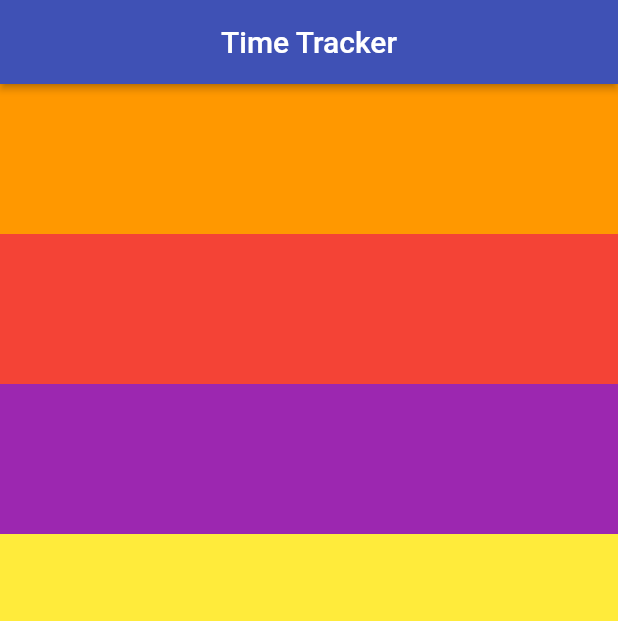
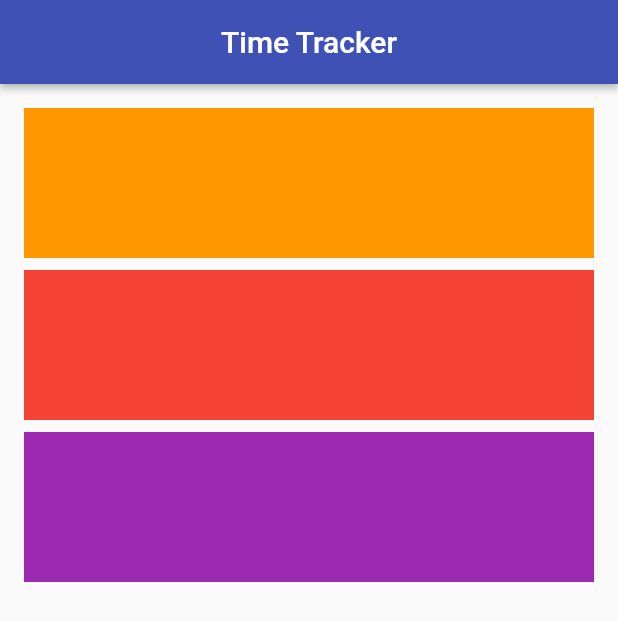
Before and after one commit to srinivassrivatsa/time_tracker_flutter_course, a Flutter app: the screen it shows after launch, on a phone screen of 412 x 824 dp. Shown: the top 621 px of the screen. Run offline on Flutter 3.47's test engine with Material 2 defaults, Android fonts, the phone set to English and light mode, and no system bars.

Commit message:
added padding between tiles

```diff
--- a/lib/app/sign_in/sign_in_page.dart
+++ b/lib/app/sign_in/sign_in_page.dart
@@ -16,8 +16,8 @@ class SignInPage extends StatelessWidget {
   }
 
   Widget _buildContent() {
-    return Container(
-      color: Colors.yellow,
+    return Padding(
+      padding: EdgeInsets.all(16.0),
       child: Column(
         crossAxisAlignment: CrossAxisAlignment.stretch,
         children: <Widget>[
@@ -28,12 +28,18 @@ class SignInPage extends StatelessWidget {
               width: 100.0,
             ),
           ),
+          SizedBox(
+            height: 8.0,
+          ),
           Container(
             color: Colors.red,
             child: SizedBox(
               height: 100.0,
               width: 100.0,
             ),
+          ),
+          SizedBox(
+            height: 8.0,
           ),
           Container(
             color: Colors.purple,
```
